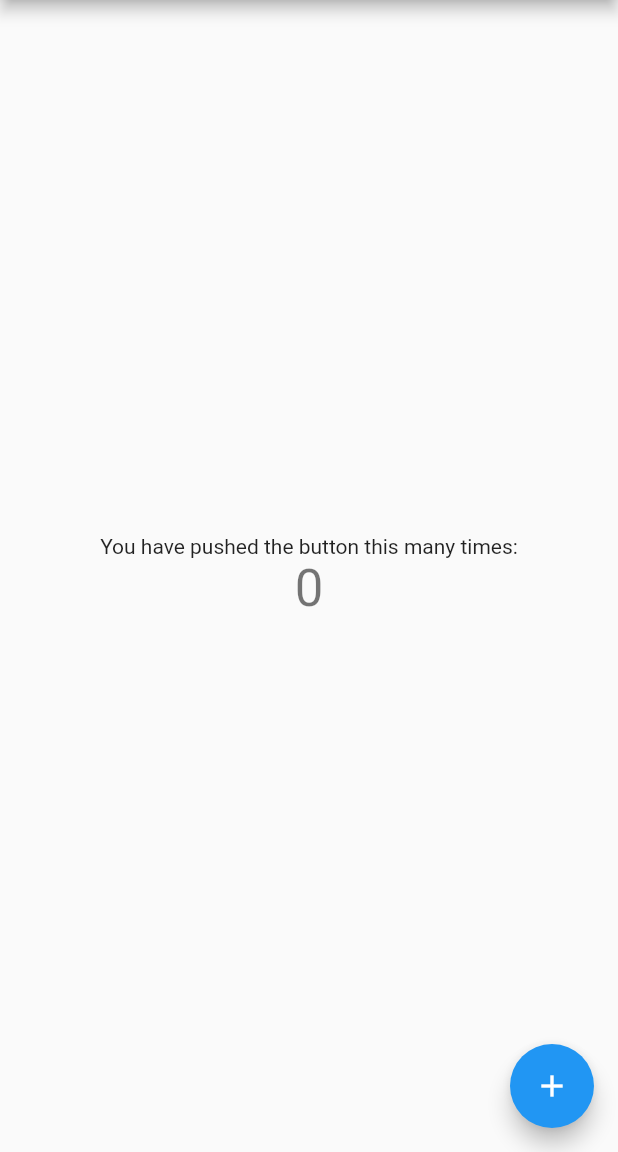
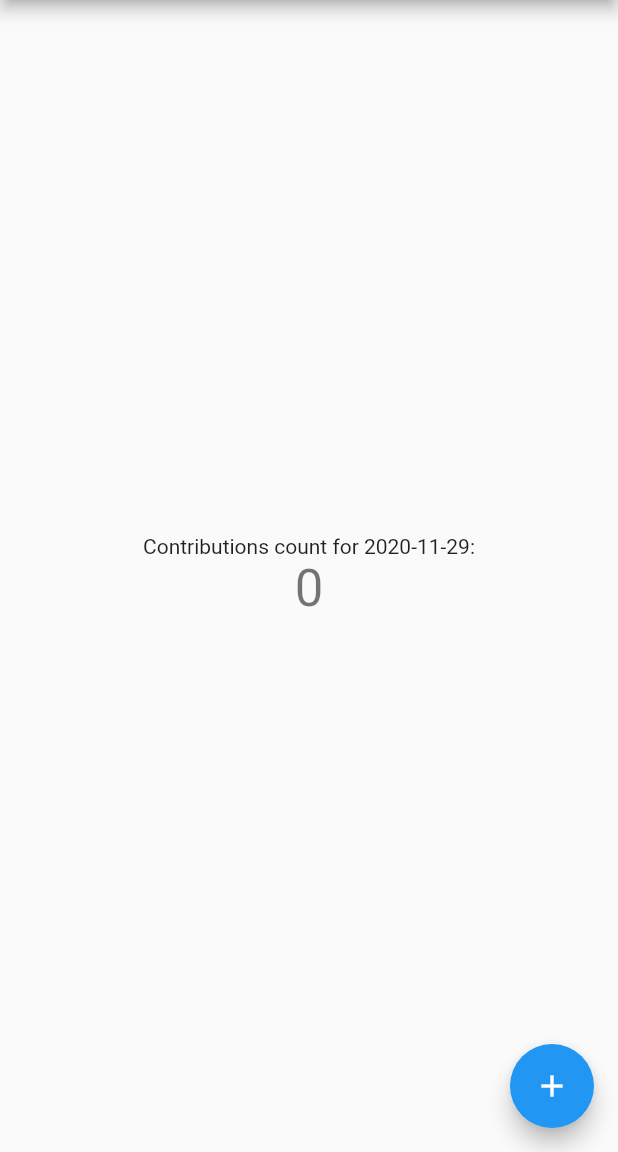
Before and after one commit to JohnEmerson1406/My_Flutter_Projects, a Flutter app: the screen it shows after launch, after a tap on the "add" icon, on a phone screen of 412 x 824 dp, the part 84-1236 px from its top. Run offline on Flutter 3.47's test engine with Material 2 defaults, Android fonts, the phone set to English and light mode, and no system bars; our stand-ins replace flip_card, font_awesome_flutter, rflutter_alert; missing offline and left inert: flutter_barcode_scanner, image_downloader; network calls fail.

Commit message:
feat: add final code

```diff
--- a/github_contributions/lib/main.dart
+++ b/github_contributions/lib/main.dart
@@ -24,7 +24,7 @@ class Contribution {
   }
 }
 
-Future<List<Contribution>> getContributions(
+Future<List<Contribution>> getContributionsOld(
   String login, {
   String from,
   String to,
@@ -46,83 +46,49 @@ Future<List<Contribution>> getContributions(
   }).toList();
 }
 
-Future<int> getContributionsOfDay(
-  String user,
-  String day
-) async {
-  var url = 'https://urlreq.appspot.com/req?method=GET&url=https%3A%2F%2Fgithub.com%2Fusers%2F$user%2Fcontributions%3Fto%3D$day';
+Future<int> getContributionsOfDay(String user, String day) async {
+  var url =
+      'https://urlreq.appspot.com/req?method=GET&url=https%3A%2F%2Fgithub.com%2Fusers%2F$user%2Fcontributions%3Fto%3D$day';
   // var url = 'https://github.com/$user';
   var res = await http.get(url);
   var document = parse(res.body);
   var rectNodes =
       document.querySelector('.js-calendar-graph-svg').querySelectorAll('rect');
-  int dayContributions = int.tryParse(rectNodes[rectNodes.length - 1].attributes['data-count']);
+  int dayContributions =
+      int.tryParse(rectNodes[rectNodes.length - 1].attributes['data-count']);
   return dayContributions;
 }
 
-/// Get user contributions data as svg string
-// Future<String> getContributionsSvg(
-//   String login, {
-//   bool keepDateText = false,
-//   String from,
-//   String to,
-// }) async {
-//   var url = 'https://github.com/$login';
-//   if (from != null && to != null) {
-//     url += '?from=$from&to=$to';
-//   }
-//   var res = await http.get(url);
-//   var document = parse(res.body);
-//   var svgNode = document.querySelector('.js-calendar-graph-svg');
+Future<int> getContributions(String login, String date) async {
+  var url = 'https://github.com/$login?from=$date';
+  var res = await http.get(url);
+  var document = parse(res.body);
+  var rectNodes =
+      document.querySelector('.js-calendar-graph-svg').querySelectorAll('rect');
+  var yearContributions = rectNodes.map((rectNode) {
+    return Contribution(
+      color: rectNode.attributes['fill'],
+      count: int.tryParse(rectNode.attributes['data-count']),
+      date: rectNode.attributes['data-date'],
+    );
+  }).toList();
 
-//   if (!keepDateText) {
-//     // remove text tags
-//     svgNode.children[0].children.forEach((child) {
-//       if (child.localName == 'text') {
-//         child.remove();
-//       }
-//     });
-
-//     // resize
-//     // the size depend on if use check the 'Activity overview' option
-//     if (svgNode.attributes['width'] == '563') {
-//       svgNode.attributes['width'] = '528';
-//       svgNode.attributes['height'] = '68';
-//       svgNode.children[0].attributes['transform'] = 'translate(-11, 0)';
-//     } else {
-//       svgNode.attributes['width'] = '637';
-//       svgNode.attributes['height'] = '84';
-//       svgNode.children[0].attributes['transform'] = 'translate(-13, 0)';
-//     }
-//   }
-
-//   return svgNode?.outerHtml;
-// }
+  var dateIndex =
+      yearContributions.indexWhere((contribution) => contribution.date == date);
+  return yearContributions[dateIndex].count;
+}
 
 void main() {
   runApp(MyApp());
 }
 
 class MyApp extends StatelessWidget {
-  // This widget is the root of your application.
   @override
   Widget build(BuildContext context) {
     return MaterialApp(
       title: 'Flutter Demo',
       theme: ThemeData(
-        // This is the theme of your application.
-        //
-        // Try running your application with "flutter run". You'll see the
-        // application has a blue toolbar. Then, without quitting the app, try
-        // changing the primarySwatch below to Colors.green and then invoke
-        // "hot reload" (press "r" in the console where you ran "flutter run",
-        // or simply save your changes to "hot reload" in a Flutter IDE).
-        // Notice that the counter didn't reset back to zero; the application
-        // is not restarted.
         primarySwatch: Colors.blue,
-        // This makes the visual density adapt to the platform that you run
-        // the app on. For desktop platforms, the controls will be smaller and
-        // closer together (more dense) than on mobile platforms.
         visualDensity: VisualDensity.adaptivePlatformDensity,
       ),
       home: MyHomePage(title: 'Flutter Demo Home Page'),
@@ -133,15 +99,6 @@ class MyApp extends StatelessWidget {
 class MyHomePage extends StatefulWidget {
   MyHomePage({Key key, this.title}) : super(key: key);
 
-  // This widget is the home page of your application. It is stateful, meaning
-  // that it has a State object (defined below) that contains fields that affect
-  // how it looks.
-
-  // This class is the configuration for the state. It holds the values (in this
-  // case the title) provided by the parent (in this case the App widget) and
-  // used by the build method of the State. Fields in a Widget subclass are
-  // always marked "final".
-
   final String title;
 
   @override
@@ -149,90 +106,43 @@ class MyHomePage extends StatefulWidget {
 }
 
 class _MyHomePageState extends State<MyHomePage> {
-  int _counter = 0;
+  String _login = 'JohnEmerson1406';
+  String _date = '2020-11-29';
+  int _contributions = 0;
 
-  void _incrementCounter() async {
-    var login = 'JohnEmerson1406'; // replace this with GitHub account you want
-    var day = '2020-07-22';
-    // var day = '2020-11-28';
+  void _showContributions() async {
+    int dateContributions = await getContributions(_login, _date);
 
-    // Get the contribution of a certain year
-    // If it is the past year, from: yyyy-12-01, to: yyyy-12-31
-    // if not, from: The first day of the current month, to: today
-    var contributions = await getContributionsOfDay(login, day);
-    print('contributions count for $day: $contributions');
-
-    // get svg string
-    // String svg = await getContributionsSvg(login);
-    // print(svg);
-
-    // get color and count of this year's contribution
-    var yearContributions = await getContributions(login);
-    int dayIndex = yearContributions.indexWhere((element) => element.date == '2020-07-22');
-    Contribution contributions1 = yearContributions[dayIndex];
-    print(contributions1.count);
+    setState(() {
+      _contributions = dateContributions;
+    });
   }
-
-  // void _incrementCounter() {
-  //   setState(() {
-  //     // This call to setState tells the Flutter framework that something has
-  //     // changed in this State, which causes it to rerun the build method below
-  //     // so that the display can reflect the updated values. If we changed
-  //     // _counter without calling setState(), then the build method would not be
-  //     // called again, and so nothing would appear to happen.
-  //     _counter++;
-  //   });
-  // }
 
   @override
   Widget build(BuildContext context) {
-    // This method is rerun every time setState is called, for instance as done
-    // by the _incrementCounter method above.
-    //
-    // The Flutter framework has been optimized to make rerunning build methods
-    // fast, so that you can just rebuild anything that needs updating rather
-    // than having to individually change instances of widgets.
     return Scaffold(
       appBar: AppBar(
-        // Here we take the value from the MyHomePage object that was created by
-        // the App.build method, and use it to set our appbar title.
         title: Text(widget.title),
       ),
       body: Center(
-        // Center is a layout widget. It takes a single child and positions it
-        // in the middle of the parent.
         child: Column(
-          // Column is also a layout widget. It takes a list of children and
-          // arranges them vertically. By default, it sizes itself to fit its
-          // children horizontally, and tries to be as tall as its parent.
-          //
-          // Invoke "debug painting" (press "p" in the console, choose the
-          // "Toggle Debug Paint" action from the Flutter Inspector in Android
-          // Studio, or the "Toggle Debug Paint" command in Visual Studio Code)
-          // to see the wireframe for each widget.
-          //
-          // Column has various properties to control how it sizes itself and
-          // how it positions its children. Here we use mainAxisAlignment to
-          // center the children vertically; the main axis here is the vertical
-          // axis because Columns are vertical (the cross axis would be
-          // horizontal).
           mainAxisAlignment: MainAxisAlignment.center,
           children: <Widget>[
             Text(
-              'You have pushed the button this many times:',
+              'Contributions count for $_date:',
             ),
             Text(
-              '$_counter',
+              '$_contributions',
               style: Theme.of(context).textTheme.headline4,
             ),
           ],
         ),
       ),
       floatingActionButton: FloatingActionButton(
-        onPressed: _incrementCounter,
-        tooltip: 'Increment',
+        onPressed: _showContributions,
+        tooltip: 'Show',
         child: Icon(Icons.add),
-      ), // This trailing comma makes auto-formatting nicer for build methods.
+      ),
     );
   }
 }
```
